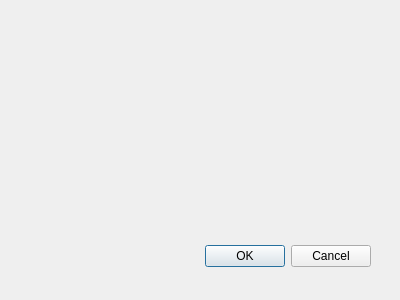
Above: qceplib-base/qcepnewdatacolumndialog.ui from guyjennings/qxrd before the change. Below: the same form after it.
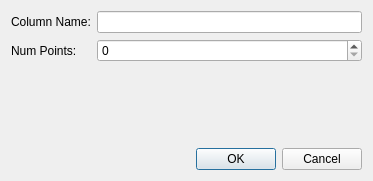
That is the form after the change.

What changed in the file:
```diff
--- a/qceplib-base/qcepnewdatacolumndialog.ui
+++ b/qceplib-base/qcepnewdatacolumndialog.ui
@@ -8,22 +8,53 @@
    <rect>
     <x>0</x>
     <y>0</y>
-    <width>400</width>
-    <height>300</height>
+    <width>373</width>
+    <height>181</height>
    </rect>
   </property>
   <property name="windowTitle">
    <string>Dialog</string>
   </property>
-  <widget name="buttonBox" class="QDialogButtonBox">
-   <property name="geometry">
-    <rect>
-     <x>30</x>
-     <y>240</y>
-     <width>341</width>
-     <height>32</height>
-    </rect>
-   </property>
+  <layout class="QGridLayout" name="gridLayout">
+   <item row="0" column="0">
+    <widget class="QLabel" name="label">
+     <property name="text">
+      <string>Column Name:</string>
+     </property>
+    </widget>
+   </item>
+   <item row="0" column="1">
+    <widget class="QLineEdit" name="m_ColumnName"/>
+   </item>
+   <item row="1" column="0">
+    <widget class="QLabel" name="label_2">
+     <property name="text">
+      <string>Num Points:</string>
+     </property>
+    </widget>
+   </item>
+   <item row="1" column="1">
+    <widget class="QSpinBox" name="m_ColumnSize">
+     <property name="maximum">
+      <number>1000000</number>
+     </property>
+    </widget>
+   </item>
+   <item row="2" column="0" colspan="2">
+    <spacer name="verticalSpacer">
+     <property name="orientation">
+      <enum>Qt::Vertical</enum>
+     </property>
+     <property name="sizeHint" stdset="0">
+      <size>
+       <width>348</width>
+       <height>50</height>
+      </size>
+     </property>
+    </spacer>
+   </item>
+   <item row="3" column="0" colspan="2">
+    <widget class="QDialogButtonBox" name="buttonBox">
    <property name="orientation">
     <enum>Qt::Horizontal</enum>
    </property>
@@ -31,6 +62,8 @@
     <set>QDialogButtonBox::Cancel|QDialogButtonBox::Ok</set>
    </property>
   </widget>
+   </item>
+  </layout>
  </widget>
  <pixmapfunction/>
  <resources/>
```
Left out of the diff: 7 changed lines with no effect on the pictures. Lines whose indentation alone changed are shown as unchanged.
